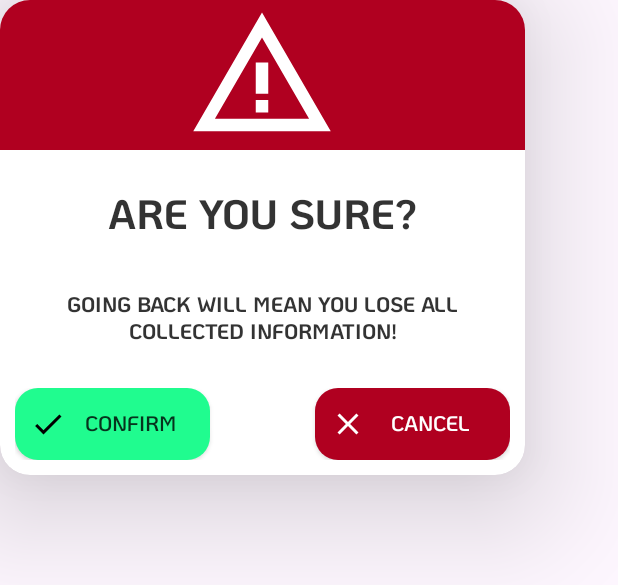
After one commit to githiomi/Copture, an Android app: the layout alert_dialog.xml on its own in the app's theme, with its tools: preview values and no code run, on a phone screen of 412 x 824 dp. The commit adds this screen. Shown: the top 585 px of the screen. Run offline under Robolectric (Android 15) with nearby library versions, the phone set to English and light mode, and no system bars.

Commit message:
Feat: Completed layout of the alert dialog

```diff
--- a/app/src/main/java/com/githiomi/copture/views/fragments/CreateFragment.java
+++ b/app/src/main/java/com/githiomi/copture/views/fragments/CreateFragment.java
@@ -23,6 +23,7 @@ import android.widget.Toast;
 import androidx.activity.result.ActivityResultLauncher;
 import androidx.activity.result.contract.ActivityResultContracts;
 import androidx.appcompat.widget.AppCompatButton;
+import androidx.cardview.widget.CardView;
 import androidx.core.app.ActivityCompat;
 import androidx.core.content.ContextCompat;
 import androidx.fragment.app.Fragment;
@@ -52,6 +53,7 @@ public class CreateFragment extends Fragment implements RecyclerViewItemClickLis
     LottieAnimationView scanAnimationView;
     RecyclerView createNewTicketRecyclerView;
     AppCompatButton submitTicketButton;
+    CardView preliminaryData;
     TextInputLayout driversLicenseNumber, driversName;
     MultiAutoCompleteTextView driversOffenses;
     AutoCompleteTextView driversNationality;
@@ -186,6 +188,7 @@ public class CreateFragment extends Fragment implements RecyclerViewItemClickLis
         this.scanAnimationView = root.LAScanAnimation;
         this.errorText = root.TVErrorRequiredFields;
         this.submitTicketButton = root.CBCreateNewTicket;
+        this.preliminaryData = root.CVDriverPreliminaryData;
         this.createNewTicketRecyclerView = root.RVCreateNewTicket;
         this.driversLicenseNumber = root.ILLicenseNumber;
         this.driversName = root.ILDriversName;
@@ -196,6 +199,6 @@ public class CreateFragment extends Fragment implements RecyclerViewItemClickLis
     private void attachAnimations() {
         this.scanAnimationView.setAnimation(this.animations.getFromTopAnimation());
         this.submitTicketButton.setAnimation(this.animations.getFromRightAnimation());
-        this.createNewTicketRecyclerView.setAnimation(this.animations.getFromBottomAnimation());
+        this.preliminaryData.setAnimation(this.animations.getFromBottomAnimation());
     }
 }
--- a/app/src/main/java/com/githiomi/copture/views/fragments/ImageFragment.java
+++ b/app/src/main/java/com/githiomi/copture/views/fragments/ImageFragment.java
@@ -2,7 +2,6 @@ package com.githiomi.copture.views.fragments;
 
 import static android.view.View.GONE;
 import static android.view.View.VISIBLE;
-
 import static com.githiomi.copture.utils.Constants.ARG_IMAGE_BITMAP;
 
 import android.graphics.Bitmap;
@@ -30,7 +29,6 @@ import com.githiomi.copture.utils.Animations;
 import com.google.android.material.textfield.TextInputLayout;
 
 import java.io.File;
-import java.io.FileNotFoundException;
 import java.io.FileOutputStream;
 import java.io.IOException;
 import java.util.Objects;
@@ -88,7 +86,7 @@ public class ImageFragment extends Fragment {
         return fragmentImageBinding.getRoot();
     }
 
-    private void uploadImageToS3(){
+    private void uploadImageToS3() {
         String filename = "drivers_license.jpg";
         File imageFile = bitmapToFile(imageBitmap, filename);
 
--- /dev/null
+++ b/app/src/main/res/drawable/ic_warning.xml
@@ -0,0 +1,20 @@
+<vector xmlns:android="http://schemas.android.com/apk/res/android"
+    android:width="24dp"
+    android:height="24dp"
+    android:tint="@color/white"
+    android:viewportWidth="24"
+    android:viewportHeight="24">
+
+    <path
+        android:fillColor="@android:color/white"
+        android:pathData="M12,5.99L19.53,19H4.47L12,5.99M12,2L1,21h22L12,2L12,2z" />
+
+    <path
+        android:fillColor="@android:color/white"
+        android:pathData="M13,16l-2,0l0,2l2,0z" />
+
+    <path
+        android:fillColor="@android:color/white"
+        android:pathData="M13,10l-2,0l0,5l2,0z" />
+
+</vector>
--- /dev/null
+++ b/app/src/main/res/layout/alert_dialog.xml
@@ -0,0 +1,89 @@
+<?xml version="1.0" encoding="utf-8"?>
+<androidx.cardview.widget.CardView xmlns:android="http://schemas.android.com/apk/res/android"
+    xmlns:app="http://schemas.android.com/apk/res-auto"
+    android:layout_width="350dp"
+    android:layout_height="wrap_content"
+    app:cardBackgroundColor="@color/white"
+    app:cardCornerRadius="?customCardCornerRadius"
+    app:cardElevation="?customCardElevation">
+
+    <LinearLayout
+        android:layout_width="match_parent"
+        android:layout_height="wrap_content"
+        android:orientation="vertical">
+
+        <LinearLayout
+            android:layout_width="match_parent"
+            android:layout_height="wrap_content"
+            android:layout_marginBottom="10dp"
+            android:background="@color/errorColor_900"
+            android:gravity="center_horizontal">
+
+            <ImageView
+                android:layout_width="100dp"
+                android:layout_height="100dp"
+                android:contentDescription="@string/cd_error_icon"
+                android:src="@drawable/ic_warning" />
+
+        </LinearLayout>
+
+        <TextView
+            android:id="@+id/TV_AreYouSure"
+            android:layout_width="match_parent"
+            android:layout_height="wrap_content"
+            android:fontFamily="?attr/boldFont"
+            android:padding="10dp"
+            android:text="@string/are_you_sure"
+            android:textAlignment="center"
+            android:textAllCaps="true"
+            android:textColor="?mainTextColor"
+            android:textSize="27sp" />
+
+        <TextView
+            android:id="@+id/TV_LooseData"
+            android:layout_width="match_parent"
+            android:layout_height="wrap_content"
+            android:fontFamily="?attr/boldFont"
+            android:padding="15dp"
+            android:text="@string/loosing_data"
+            android:textAlignment="center"
+            android:textAllCaps="true"
+            android:textColor="?mainTextColor" />
+
+        <RelativeLayout
+            android:layout_width="match_parent"
+            android:layout_height="wrap_content"
+            android:layout_gravity="bottom"
+            android:layout_margin="10dp">
+
+            <androidx.appcompat.widget.AppCompatButton
+                android:id="@+id/BTN_Confirm"
+                android:layout_width="130dp"
+                android:layout_height="wrap_content"
+                android:layout_alignParentStart="true"
+                android:background="@drawable/primary_button"
+                android:drawableStart="@drawable/ic_check"
+                android:drawableTint="@color/black"
+                android:fontFamily="?semiBoldFont"
+                android:paddingHorizontal="10dp"
+                android:text="@string/confirm" />
+
+            <androidx.appcompat.widget.AppCompatButton
+                android:id="@+id/BTN_Cancel"
+                android:layout_width="130dp"
+                android:layout_height="wrap_content"
+                android:layout_alignParentEnd="true"
+                android:background="@drawable/primary_button"
+                android:backgroundTint="@color/errorColor_900"
+                android:drawableStart="@drawable/ic_clear"
+                android:drawableTint="@color/white"
+                android:fontFamily="?semiBoldFont"
+                android:paddingHorizontal="10dp"
+                android:text="@string/cancel"
+                android:textColor="@color/white" />
+
+        </RelativeLayout>
+
+    </LinearLayout>
+
+</androidx.cardview.widget.CardView>
--- a/app/src/main/res/layout/fragment_create.xml
+++ b/app/src/main/res/layout/fragment_create.xml
@@ -100,6 +100,7 @@
                 android:visibility="gone" />
 
             <androidx.cardview.widget.CardView
+                android:id="@+id/CV_DriverPreliminaryData"
                 android:layout_width="match_parent"
                 android:layout_height="wrap_content"
                 android:layout_marginHorizontal="5dp"
--- a/app/src/main/res/values-night/strings.xml
+++ b/app/src/main/res/values-night/strings.xml
@@ -68,4 +68,8 @@
     <string name="diver_nationality_placeholder">Driver\'s Nationality</string>
     <string name="driver_preliminary_data">Driver Preliminary Data</string>
     <string name="driver_offense">Driver\'s Offense</string>
+    <string name="cd_error_icon">warning icon</string>
+    <string name="are_you_sure">Are You Sure?</string>
+    <string name="loosing_data">Going back will mean you lose all collected information!</string>
+    <string name="cancel">Cancel</string>
 </resources>
--- a/app/src/main/res/values/strings.xml
+++ b/app/src/main/res/values/strings.xml
@@ -68,4 +68,8 @@
     <string name="diver_nationality_placeholder">Driver\'s Nationality</string>
     <string name="driver_preliminary_data">Driver Preliminary Data</string>
     <string name="driver_offense">Driver\'s Offense</string>
+    <string name="cd_error_icon">warning icon</string>
+    <string name="are_you_sure">Are You Sure?</string>
+    <string name="loosing_data">Going back will mean you lose all collected information!</string>
+    <string name="cancel">Cancel</string>
 </resources>
```
